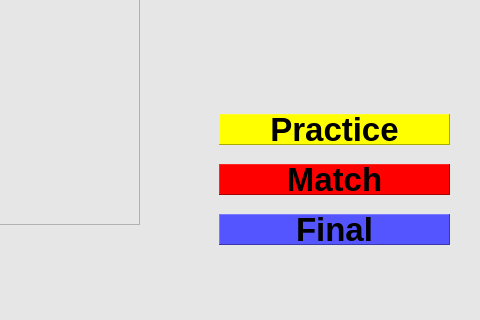
Above: local_pc/gui/pistolwindow.ui from xBogas/ES-SACA before the change; both pictures show x 791 to 1271 and y 346 to 666 of the 1271 by 666 pixel window. Below: the same form after it.
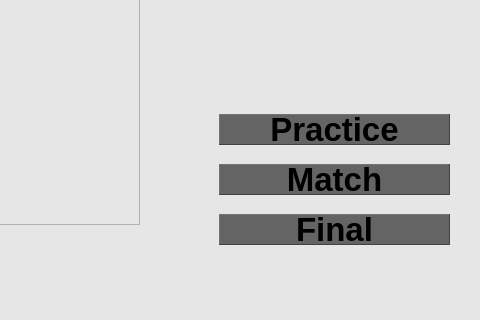
That is the form after the change. Icons and pictures are not drawn.

Commit message: Mudanças de cor inicial nos label Practice, Match e Final

What changed in the file:
```diff
--- a/local_pc/gui/pistolwindow.ui
+++ b/local_pc/gui/pistolwindow.ui
@@ -455,7 +455,7 @@
      </font>
     </property>
     <property name="styleSheet">
-     <string notr="true">background-color: rgb(255, 255, 0);</string>
+     <string notr="true">background-color: rgb(100, 100, 100);</string>
     </property>
     <property name="frameShape">
      <enum>QFrame::Panel</enum>
@@ -486,7 +486,7 @@
      </font>
     </property>
     <property name="styleSheet">
-     <string notr="true">background-color: rgb(255, 0, 0);</string>
+     <string notr="true">background-color: rgb(100, 100, 100);</string>
     </property>
     <property name="frameShape">
      <enum>QFrame::Panel</enum>
@@ -517,7 +517,7 @@
      </font>
     </property>
     <property name="styleSheet">
-     <string notr="true">background-color: rgb(85, 85, 255);</string>
+     <string notr="true">background-color: rgb(100, 100, 100);</string>
     </property>
     <property name="frameShape">
      <enum>QFrame::Panel</enum>
```
The commit also changes 3 other files.
